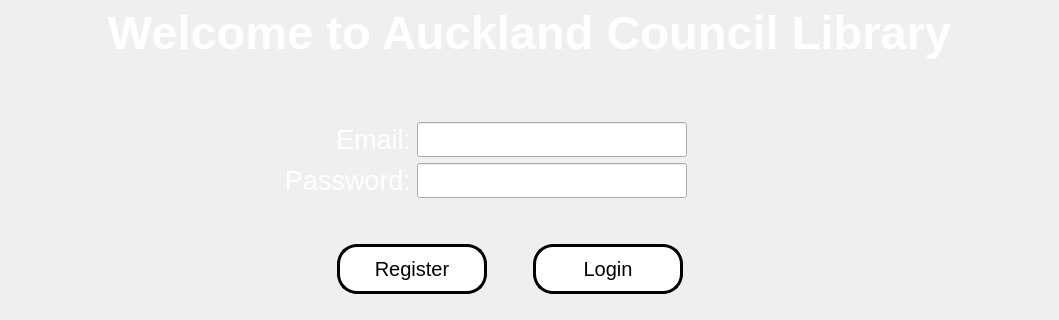
First picture: the form in login.ui, repository dmackeyward/AC-Library-Final, before the edit; both pictures show x 0 to 1059 and y 115 to 435 of the 1059 by 631 pixel window.
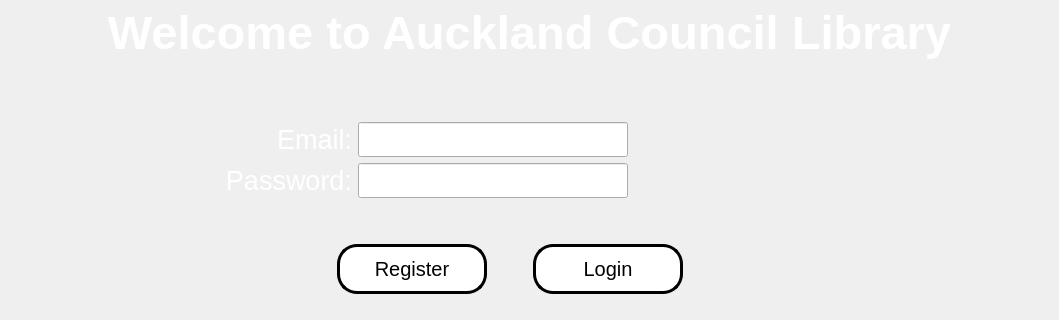
Second picture: the form after the edit. The open tabs and pages were chosen to show the change. Icons and pictures are not drawn.

```diff
--- a/login.ui
+++ b/login.ui
@@ -71,7 +71,7 @@
            </spacer>
           </item>
           <item>
-           <layout class="QHBoxLayout" name="horizontalLayout_2" stretch="6,5,8">
+           <layout class="QHBoxLayout" name="horizontalLayout_2" stretch="4,5,8">
             <item>
              <spacer name="horizontalSpacer_4">
               <property name="orientation">
```
Left out of the diff: 2 changed lines with no effect on the pictures.
